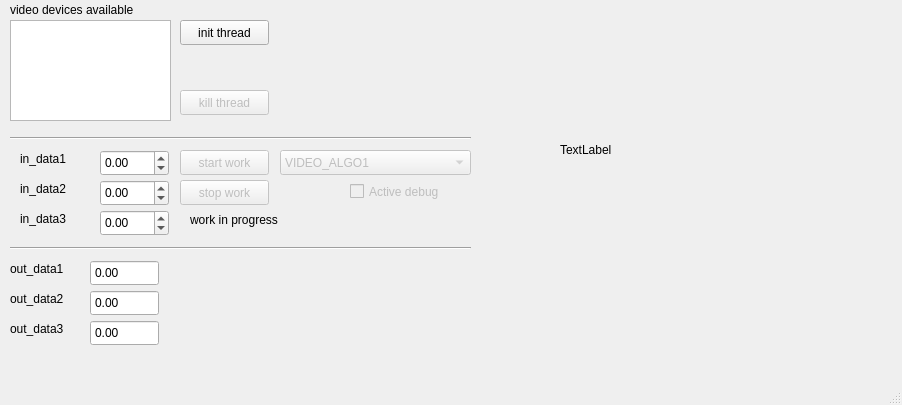
This is PluginModules/ImageProcessing/ihm_ImageProcessing.ui in CRLG/LABOTBOX as Qt 5 draws it before an edit. The edited form follows.
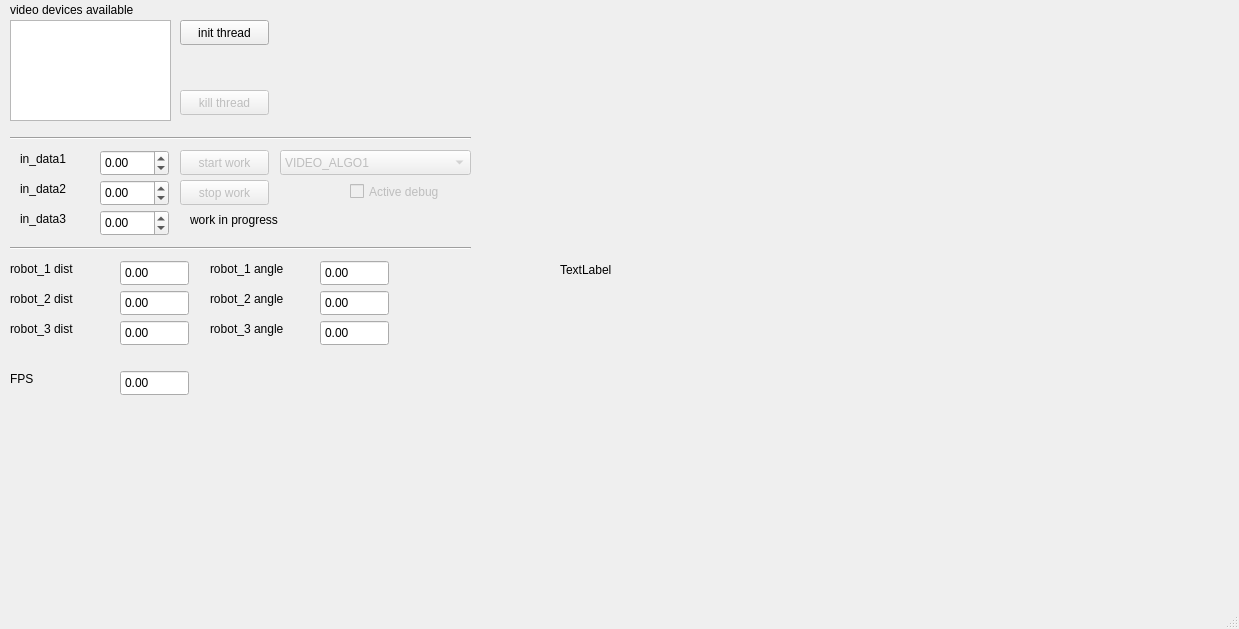
This is the edited form. Custom widgets are drawn as their Qt base class.

What changed in the file:
```diff
--- a/PluginModules/ImageProcessing/ihm_ImageProcessing.ui
+++ b/PluginModules/ImageProcessing/ihm_ImageProcessing.ui
@@ -6,8 +6,8 @@
    <rect>
     <x>0</x>
     <y>0</y>
-    <width>902</width>
-    <height>405</height>
+    <width>1239</width>
+    <height>629</height>
    </rect>
   </property>
   <property name="windowTitle">
@@ -181,12 +181,12 @@
      <rect>
       <x>10</x>
       <y>260</y>
-      <width>71</width>
+      <width>91</width>
       <height>17</height>
      </rect>
     </property>
     <property name="text">
-     <string>out_data1</string>
+     <string>robot_1 dist</string>
     </property>
    </widget>
    <widget class="QLabel" name="label_4">
@@ -194,12 +194,12 @@
      <rect>
       <x>10</x>
       <y>290</y>
-      <width>71</width>
+      <width>91</width>
       <height>17</height>
      </rect>
     </property>
     <property name="text">
-     <string>out_data2</string>
+     <string>robot_2 dist</string>
     </property>
    </widget>
    <widget class="QLabel" name="label_2">
@@ -231,7 +231,7 @@
    <widget class="QDoubleSpinBox" name="out_data1">
     <property name="geometry">
      <rect>
-      <x>90</x>
+      <x>120</x>
       <y>260</y>
       <width>69</width>
       <height>26</height>
@@ -362,7 +362,7 @@
    <widget class="QDoubleSpinBox" name="out_data2">
     <property name="geometry">
      <rect>
-      <x>90</x>
+      <x>120</x>
       <y>290</y>
       <width>69</width>
       <height>26</height>
@@ -386,20 +386,20 @@
      <rect>
       <x>560</x>
       <y>30</y>
-      <width>320</width>
-      <height>240</height>
+      <width>640</width>
+      <height>480</height>
      </rect>
     </property>
     <property name="minimumSize">
      <size>
-      <width>320</width>
-      <height>240</height>
+      <width>640</width>
+      <height>480</height>
      </size>
     </property>
     <property name="maximumSize">
      <size>
-      <width>320</width>
-      <height>240</height>
+      <width>640</width>
+      <height>480</height>
      </size>
     </property>
     <property name="text">
@@ -409,7 +409,7 @@
    <widget class="QDoubleSpinBox" name="out_data3">
     <property name="geometry">
      <rect>
-      <x>90</x>
+      <x>120</x>
       <y>320</y>
       <width>69</width>
       <height>26</height>
@@ -433,12 +433,152 @@
      <rect>
       <x>10</x>
       <y>320</y>
-      <width>71</width>
+      <width>91</width>
       <height>17</height>
      </rect>
     </property>
     <property name="text">
-     <string>out_data3</string>
+     <string>robot_3 dist</string>
+    </property>
+   </widget>
+   <widget class="QLabel" name="label_10">
+    <property name="geometry">
+     <rect>
+      <x>210</x>
+      <y>260</y>
+      <width>101</width>
+      <height>17</height>
+     </rect>
+    </property>
+    <property name="text">
+     <string>robot_1 angle</string>
+    </property>
+   </widget>
+   <widget class="QLabel" name="label_11">
+    <property name="geometry">
+     <rect>
+      <x>210</x>
+      <y>290</y>
+      <width>101</width>
+      <height>17</height>
+     </rect>
+    </property>
+    <property name="text">
+     <string>robot_2 angle</string>
+    </property>
+   </widget>
+   <widget class="QDoubleSpinBox" name="rob3_angle">
+    <property name="geometry">
+     <rect>
+      <x>320</x>
+      <y>320</y>
+      <width>69</width>
+      <height>26</height>
+     </rect>
+    </property>
+    <property name="readOnly">
+     <bool>true</bool>
+    </property>
+    <property name="buttonSymbols">
+     <enum>QAbstractSpinBox::NoButtons</enum>
+    </property>
+    <property name="minimum">
+     <double>-999999999999999983222784.000000000000000</double>
+    </property>
+    <property name="maximum">
+     <double>1000000000000000019884624838656.000000000000000</double>
+    </property>
+   </widget>
+   <widget class="QDoubleSpinBox" name="rob1_angle">
+    <property name="geometry">
+     <rect>
+      <x>320</x>
+      <y>260</y>
+      <width>69</width>
+      <height>26</height>
+     </rect>
+    </property>
+    <property name="readOnly">
+     <bool>true</bool>
+    </property>
+    <property name="buttonSymbols">
+     <enum>QAbstractSpinBox::NoButtons</enum>
+    </property>
+    <property name="minimum">
+     <double>-999999999999999983222784.000000000000000</double>
+    </property>
+    <property name="maximum">
+     <double>1000000000000000019884624838656.000000000000000</double>
+    </property>
+   </widget>
+   <widget class="QLabel" name="label_12">
+    <property name="geometry">
+     <rect>
+      <x>210</x>
+      <y>320</y>
+      <width>101</width>
+      <height>17</height>
+     </rect>
+    </property>
+    <property name="text">
+     <string>robot_3 angle</string>
+    </property>
+   </widget>
+   <widget class="QDoubleSpinBox" name="rob2_angle">
+    <property name="geometry">
+     <rect>
+      <x>320</x>
+      <y>290</y>
+      <width>69</width>
+      <height>26</height>
+     </rect>
+    </property>
+    <property name="readOnly">
+     <bool>true</bool>
+    </property>
+    <property name="buttonSymbols">
+     <enum>QAbstractSpinBox::NoButtons</enum>
+    </property>
+    <property name="minimum">
+     <double>-999999999999999983222784.000000000000000</double>
+    </property>
+    <property name="maximum">
+     <double>1000000000000000019884624838656.000000000000000</double>
+    </property>
+   </widget>
+   <widget class="QLabel" name="label_13">
+    <property name="geometry">
+     <rect>
+      <x>10</x>
+      <y>370</y>
+      <width>101</width>
+      <height>17</height>
+     </rect>
+    </property>
+    <property name="text">
+     <string>FPS</string>
+    </property>
+   </widget>
+   <widget class="QDoubleSpinBox" name="fps">
+    <property name="geometry">
+     <rect>
+      <x>120</x>
+      <y>370</y>
+      <width>69</width>
+      <height>26</height>
+     </rect>
+    </property>
+    <property name="readOnly">
+     <bool>true</bool>
+    </property>
+    <property name="buttonSymbols">
+     <enum>QAbstractSpinBox::NoButtons</enum>
+    </property>
+    <property name="minimum">
+     <double>-999999999999999983222784.000000000000000</double>
+    </property>
+    <property name="maximum">
+     <double>1000000000000000019884624838656.000000000000000</double>
     </property>
    </widget>
   </widget>
```
Left out of the diff: 21 changed lines with no effect on the pictures.
